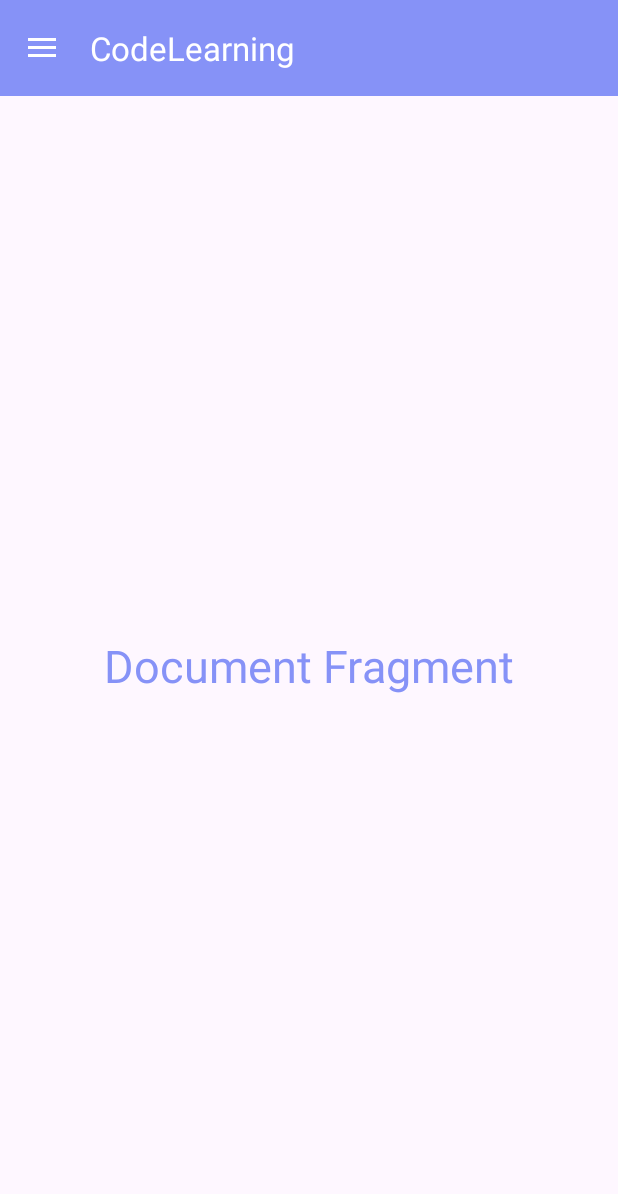
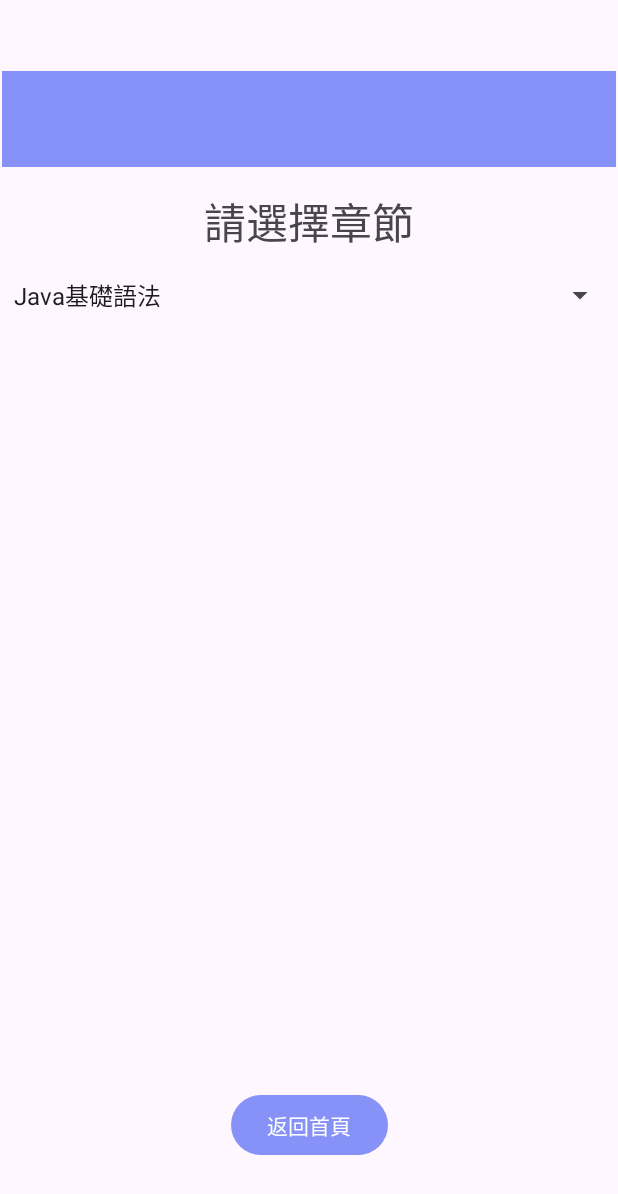
Before and after one commit to Daichus/AppProject, an Android app: the HomeActivity screen opened directly, with no data from a screen before it, in the side drawer, after a tap on "練習", on a phone screen of 412 x 824 dp. Shown: the top 1194 px of the screen. Run offline under Robolectric (Android 15) with nearby library versions, the phone set to English and light mode, and no system bars.

Commit message:
測驗與排行圓餅圖整合

```diff
--- /dev/null
+++ b/CodeLearning/app/src/main/assets/units_202408232342_new.csv
@@ -0,0 +1,6 @@
+"units_id","units_name"
+1,Java基礎語法
+2,基本輸入輸出
+3,陣列與集合
+4,函數與方法
+5,物件導向程式設計（OOP）
--- a/CodeLearning/app/src/main/java/com/example/codelearning/HomeActivity.java
+++ b/CodeLearning/app/src/main/java/com/example/codelearning/HomeActivity.java
@@ -61,7 +61,9 @@ public class HomeActivity extends AppCompatActivity implements NavigationView.On
         if (itemId == R.id.nav_home) {
             getSupportFragmentManager().beginTransaction().replace(R.id.fragment_container, new HomeFragment()).commit();
         } else if (itemId == R.id.nav_document) {
-            getSupportFragmentManager().beginTransaction().replace(R.id.fragment_container, new DocumentFragment()).commit();
+            Intent intent = new Intent(HomeActivity.this, SelectQuestionActivity.class);
+            startActivity(intent);
+            Toast.makeText(this, "選擇測驗章節", Toast.LENGTH_SHORT).show();
         } else if (itemId == R.id.nav_checklist) {
             getSupportFragmentManager().beginTransaction().replace(R.id.fragment_container, new ChecklistFragment()).commit();
         } else if (itemId == R.id.nav_timer) {
@@ -84,7 +86,9 @@ public class HomeActivity extends AppCompatActivity implements NavigationView.On
         intent.putExtra("username", username);
         startActivity(intent);
         } else if (itemId == R.id.nav_logout) {
-            Toast.makeText(this, "Logout", Toast.LENGTH_SHORT).show();
+            Toast.makeText(this, "查看排名", Toast.LENGTH_SHORT).show();
+            Intent intent = new Intent(this, RankingResult.class);
+            startActivity(intent);
         }
 
         drawerLayout.closeDrawer(GravityCompat.START);
--- a/CodeLearning/app/src/main/java/com/example/codelearning/PracticeActivity.java
+++ b/CodeLearning/app/src/main/java/com/example/codelearning/PracticeActivity.java
@@ -67,5 +67,10 @@ public class PracticeActivity extends AppCompatActivity {
         setResult(Activity.RESULT_OK, intent);
         finish();
     }
+    public void toPieChart(View view) {
+        Intent intent = new Intent(this,PieChartActivity.class);
+        startActivity(intent);
+        finish();
+    }
 
 }
--- a/CodeLearning/app/src/main/java/com/example/codelearning/SelectQuestionActivity.java
+++ b/CodeLearning/app/src/main/java/com/example/codelearning/SelectQuestionActivity.java
@@ -193,4 +193,7 @@ public class SelectQuestionActivity extends AppCompatActivity implements Adapter
         intent.putExtras(bundle);
         practiceActivityLauncher.launch(intent);
     }
+    public void returnHomePage (View view) {
+        finish();
+    }
 }
--- /dev/null
+++ b/CodeLearning/app/src/main/res/drawable/nav_game.xml
@@ -0,0 +1,5 @@
+<vector xmlns:android="http://schemas.android.com/apk/res/android" android:height="24dp" android:tint="#000000" android:viewportHeight="24" android:viewportWidth="24" android:width="24dp">
+
+    <path android:fillColor="@android:color/white" android:pathData="M21,6L3,6c-1.1,0 -2,0.9 -2,2v8c0,1.1 0.9,2 2,2h18c1.1,0 2,-0.9 2,-2L23,8c0,-1.1 -0.9,-2 -2,-2zM11,13L8,13v3L6,16v-3L3,13v-2h3L6,8h2v3h3v2zM15.5,15c-0.83,0 -1.5,-0.67 -1.5,-1.5s0.67,-1.5 1.5,-1.5 1.5,0.67 1.5,1.5 -0.67,1.5 -1.5,1.5zM19.5,12c-0.83,0 -1.5,-0.67 -1.5,-1.5S18.67,9 19.5,9s1.5,0.67 1.5,1.5 -0.67,1.5 -1.5,1.5z"/>
+
+</vector>
--- a/CodeLearning/app/src/main/res/layout/activity_piechart.xml
+++ b/CodeLearning/app/src/main/res/layout/activity_piechart.xml
@@ -22,7 +22,6 @@
         android:layout_width="match_parent"
         android:layout_height="match_parent" />
 
-
 </LinearLayout>
 
 
--- a/CodeLearning/app/src/main/res/layout/activity_select_question.xml
+++ b/CodeLearning/app/src/main/res/layout/activity_select_question.xml
@@ -7,6 +7,7 @@
     android:layout_height="match_parent"
     tools:context=".SelectQuestionActivity">
 
+
     <LinearLayout
         android:layout_width="409dp"
         android:layout_height="729dp"
@@ -15,14 +16,24 @@
         app:layout_constraintEnd_toEndOf="parent"
         app:layout_constraintStart_toStartOf="parent"
         app:layout_constraintTop_toTopOf="parent">
+        <androidx.appcompat.widget.Toolbar
+            android:id="@+id/toolbar"
+            android:layout_width="match_parent"
+            android:layout_height="wrap_content"
+            android:background="@color/lavender"
+            android:elevation="4dp"
+            android:popupTheme="@style/ThemeOverlay.AppCompat.Light"
+            android:theme="@style/ThemeOverlay.AppCompat.Dark.ActionBar" />
+
 
         <TextView
             android:id="@+id/textView13"
             android:layout_width="match_parent"
             android:layout_height="wrap_content"
+            android:layout_marginTop="15dp"
             android:gravity="center"
             android:text="請選擇章節"
-            android:textSize="20sp" />
+            android:textSize="28sp" />
 
         <Spinner
             android:id="@+id/unitsSpinner"
@@ -31,4 +42,16 @@
             android:layout_marginTop="16dp"
             app:layout_constraintTop_toTopOf="parent" />
     </LinearLayout>
+
+    <Button
+        android:id="@+id/button2"
+        android:layout_width="wrap_content"
+        android:layout_height="wrap_content"
+        android:layout_marginBottom="50dp"
+        android:onClick="returnHomePage"
+        android:text="返回首頁"
+        app:layout_constraintBottom_toBottomOf="parent"
+        app:layout_constraintEnd_toEndOf="parent"
+        app:layout_constraintStart_toStartOf="parent" />
+
 </androidx.constraintlayout.widget.ConstraintLayout>
--- a/CodeLearning/app/src/main/res/menu/nav_menu.xml
+++ b/CodeLearning/app/src/main/res/menu/nav_menu.xml
@@ -44,8 +44,8 @@
         <menu>
             <item
                 android:id="@+id/nav_logout"
-                android:icon="@drawable/nav_logout"
-                android:title="Logout"/>
+                android:icon="@drawable/nav_game"
+                android:title="排行榜"/>
         </menu>
     </item>
 
```
Also changed, not shown: CodeLearning/app/src/main/assets/quiz_202408232342_new.csv (added, +46 -0 lines), CodeLearning/app/src/main/java/com/example/codelearning/PieChartActivity.java (+9 -3 lines), CodeLearning/app/src/main/res/layout/activity_practice.xml (+42 -7 lines), CodeLearning/app/src/main/res/layout/questionlayout.xml (+15 -8 lines), 2 other files.
